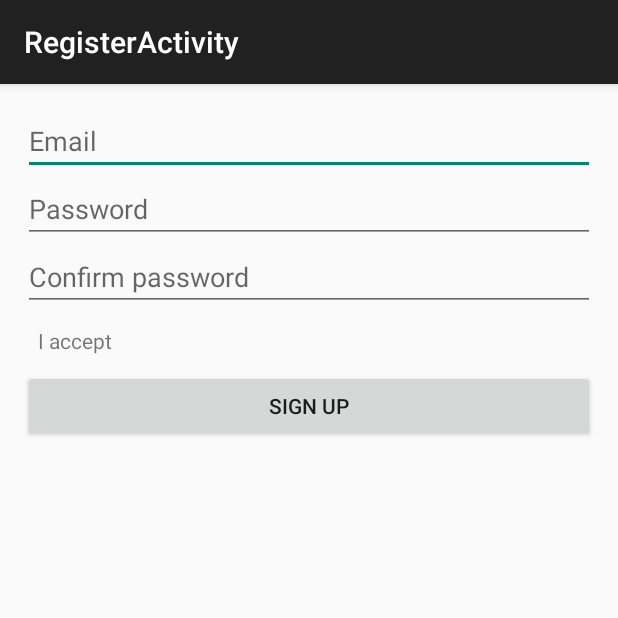
After one commit to vktafs/android-on-rails, an Android app: the RegisterActivity screen opened directly, with no data from a screen before it, on a phone screen of 412 x 824 dp, the top half of it. The commit adds this screen. Run offline under Robolectric (Android 15) with nearby library versions, the phone set to English and light mode, and no system bars; network calls fail.

Commit message:
add sign in and sign up function

```diff
--- /dev/null
+++ b/android/app/src/main/res/layout/activity_register.xml
@@ -0,0 +1,59 @@
+<?xml version="1.0" encoding="utf-8"?>
+
+<ScrollView xmlns:android="http://schemas.android.com/apk/res/android"
+    android:layout_width="match_parent" android:layout_height="match_parent">
+
+<LinearLayout
+    android:layout_width="match_parent"
+    android:layout_height="wrap_content"
+    android:orientation="vertical"
+    android:padding="15dp" >
+
+    <EditText
+        android:id="@+id/userEmail"
+        android:layout_width="match_parent"
+        android:layout_height="wrap_content"
+        android:layout_weight="1"
+        android:ems="10"
+        android:hint="@string/user_email"
+        android:inputType="textEmailAddress" >
+
+        <requestFocus android:layout_width="wrap_content" />
+    </EditText>
+
+    <EditText
+        android:id="@+id/userPassword"
+        android:layout_width="match_parent"
+        android:layout_height="wrap_content"
+        android:layout_weight="1"
+        android:ems="10"
+        android:hint="@string/user_password"
+        android:inputType="textPassword" />
+
+    <EditText
+        android:id="@+id/userPasswordConfirmation"
+        android:layout_width="match_parent"
+        android:layout_height="wrap_content"
+        android:layout_weight="1"
+        android:ems="10"
+        android:hint="@string/user_password_confirmation"
+        android:inputType="textPassword" />
+
+    <TextView
+        android:id="@+id/registerDisclaimer"
+        android:layout_width="wrap_content"
+        android:layout_height="wrap_content"
+        android:layout_weight="1"
+        android:padding="10dp"
+        android:text="@string/register_disclaimer"
+        android:textAppearance="?android:attr/textAppearanceSmall" />
+
+    <Button
+        android:id="@+id/registerButton"
+        android:layout_width="match_parent"
+        android:layout_height="wrap_content"
+        android:layout_weight="1"
+        android:onClick="registerNewAccount"
+        android:text="@string/register" />
+</LinearLayout>
+</ScrollView>
--- a/android/app/src/main/res/values/strings.xml
+++ b/android/app/src/main/res/values/strings.xml
@@ -10,5 +10,11 @@
     <string name="login">Sign in</string>
     <string name="action_refresh">Refresh</string>
     <string name="title_activity_welcome">Welcome to the app</string>
+    <string name="title_activity_register">RegisterActivity</string>
+    <string name="title_activity_login">LoginActivity</string>
+    <string name="user_email">Email</string>
+    <string name="user_password">Password</string>
+    <string name="user_password_confirmation">Confirm password</string>
+    <string name="register_disclaimer">I accept</string>
 
 </resources>
```
Also changed, not shown: android/app/src/main/AndroidManifest.xml (+15 -8 lines), android/app/src/main/java/com/example/androidonrails/app/HomeActivity.java (+17 -1 lines), android/app/src/main/java/com/example/androidonrails/app/LoginActivity.java (added, +139 -0 lines), android/app/src/main/java/com/example/androidonrails/app/RegisterActivity.java (added, +149 -0 lines), android/app/src/main/java/com/example/androidonrails/app/WelcomeActivity.java (added, +64 -0 lines), android/app/src/main/res/layout/activity_login.xml (added, +40 -0 lines), android/app/src/main/res/menu/login.xml (added, +9 -0 lines), android/app/src/main/res/menu/register.xml (added, +9 -0 lines), android/app/src/main/res/menu/welcome.xml (added, +9 -0 lines), android/app/src/main/res/layout/activity_welcome.xml (indentation only), 5 other files.
